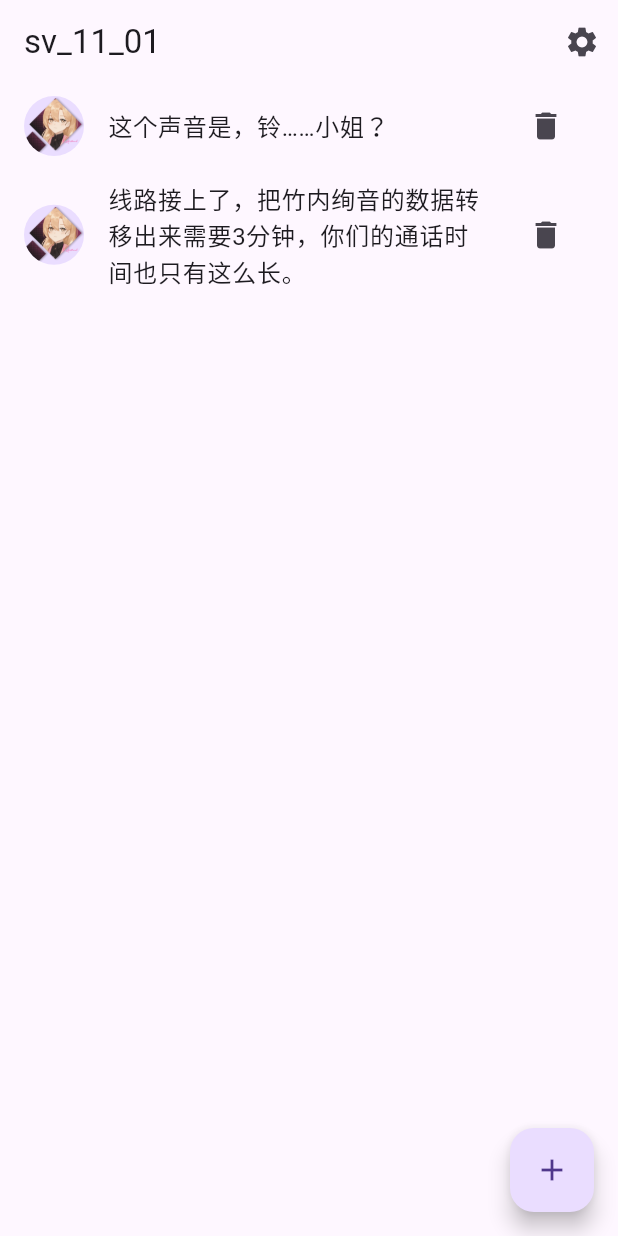
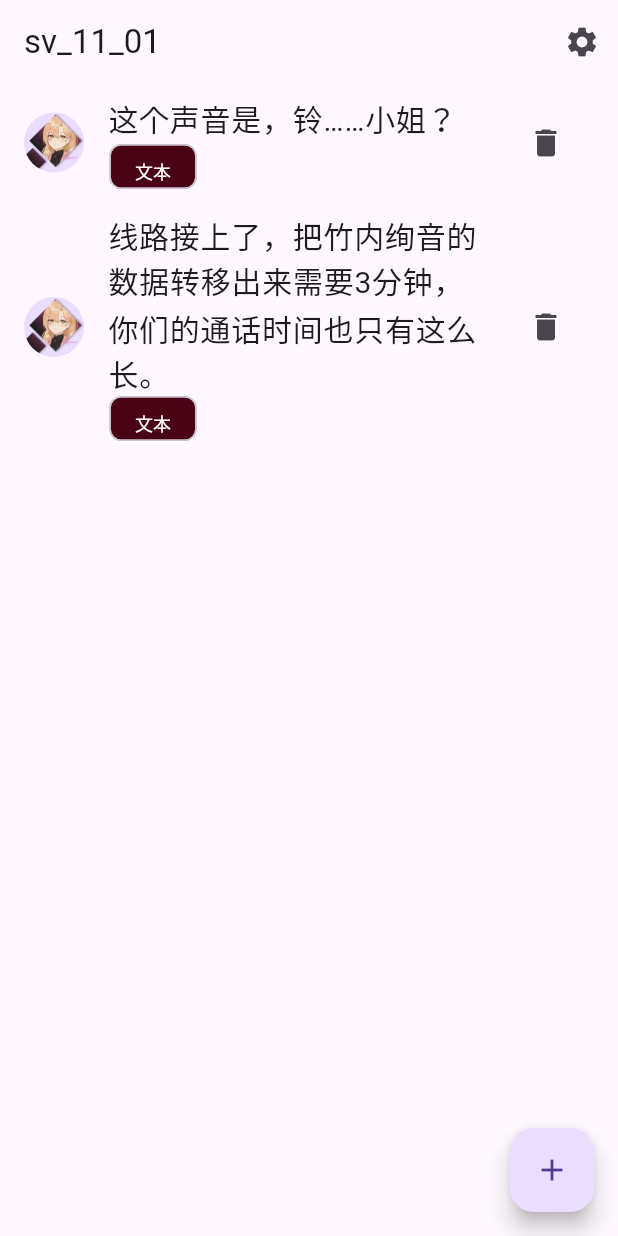
Before and after one commit to SlieFamily/SvEditor, a Flutter app: the screen it shows after launch, after a tap on the "delete" icon, on a phone screen of 412 x 824 dp. Run offline on Flutter 3.47's test engine with Material 3 defaults, Android fonts, the phone set to English and light mode, and no system bars; generated files the repository leaves out were written again.

Commit message:
add color tag

```diff
--- a/lib/src/feature/item.dart
+++ b/lib/src/feature/item.dart
@@ -1,7 +1,8 @@
 /// A placeholder class that represents an entity or model.
 class Item {
-  const Item(this.id, this.text, this.icon);
+  const Item(this.id, this.text, this.icon, this.tagLst);
   final String text; // 文本内容
   final int id; //唯一标识符
   final String icon; //对话框头像
+  final List<String> tagLst; //标签表
 }
--- a/lib/src/feature/item_list_view.dart
+++ b/lib/src/feature/item_list_view.dart
@@ -1,8 +1,10 @@
 import 'package:flutter/material.dart';
+// import 'package:flutter/widgets.dart';
 
 import '../settings/settings_view.dart';
+import '../utils/main_view_tools.dart';
 import 'item.dart';
-import 'item_details_view.dart';
+// import 'item_details_view.dart';
 
 /// 创建动态列表类实现itemList的展示
 class AnimatedListRoute extends StatefulWidget {
@@ -17,10 +19,10 @@ class _AnimatedListRouteState extends State<AnimatedListRoute> {
   final globalKey = GlobalKey<AnimatedListState>();
 
   final List<Item> items = [
-    const Item(1, "啊——麦克风测试，麦克风测试！", "粉_B02_A01_铃羽_微笑.png"),
-    const Item(2, "这个声音是，铃……小姐？", "粉_B01_A01_心弥_平常.png"),
-    const Item(
-        3, "线路接上了，把竹内绚音的数据转移出来需要3分钟，你们的通话时间也只有这么长。", "粉_B01_A01_心弥_平常.png")
+    const Item(1, "啊——麦克风测试，麦克风测试！", "粉_B02_A01_铃羽_微笑.png", ['程序', '镜头', '文本']),
+    const Item(2, "这个声音是，铃……小姐？", "粉_B01_A01_心弥_平常.png", ['文本']),
+    const Item(3, "线路接上了，把竹内绚音的数据转移出来需要3分钟，你们的通话时间也只有这么长。",
+        "粉_B01_A01_心弥_平常.png", ['文本'])
   ];
 
   int counter = 3;
@@ -59,79 +61,11 @@ class _AnimatedListRouteState extends State<AnimatedListRoute> {
           ) {
             return FadeTransition(
               opacity: animation, //添加列表项时会执行渐显动画
-              child: buildItem(context, index), //构建列表项
+              child: buildItem(context, index, items, globalKey), //构建列表项
             );
           },
         ),
-        floatingActionButton: buildAddBtn() //添加item
+        floatingActionButton: buildAddBtn(items, counter, globalKey) //添加item
         );
   }
-
-  // 创建一个 “+” 按钮，点击后会向列表中插入一项
-  Widget buildAddBtn() {
-    return Positioned(
-      bottom: 30,
-      left: 0,
-      right: 0,
-      child: FloatingActionButton(
-        child: const Icon(Icons.add),
-        onPressed: () {
-          items.add(
-            Item(++counter, "这个声音是，铃……小姐？", "粉_B01_A01_心弥_平常.png"),
-          );
-          // 告诉列表项有新添加的列表项
-          globalKey.currentState!.insertItem(items.length - 1);
-        },
-      ),
-    );
-  }
-
-  // 列表项内容的构建实现
-  Widget buildItem(context, index) {
-    final item = items[index];
-    return ListTile(
-      key: ValueKey(index),
-      title: Text(item.text),
-      leading: CircleAvatar(
-        // 文本头像
-        foregroundImage: AssetImage('assets/images/${item.icon}'),
-      ),
-      onTap: () {
-        Navigator.restorablePushNamed(
-          context,
-          ItemDetailsView.routeName,
-        );
-      },
-      trailing: IconButton(
-        icon: const Icon(Icons.delete),
-        onPressed: () => onDelete(context, index), // 点击时删除
-      ),
-    );
-  }
-
-  void onDelete(context, index) {
-    globalKey.currentState!.removeItem(
-      index,
-      (context, animation) {
-        // 删除过程执行的是反向动画，animation.value 会从1变为0
-        var item = buildItem(context, index);
-        items.removeAt(index);
-        // 删除动画是一个合成动画：渐隐 + 收缩列表项
-        return FadeTransition(
-          opacity: CurvedAnimation(
-            parent: animation,
-            //让透明度变化的更快一些
-            curve: const Interval(0.5, 1.0),
-          ),
-          // 不断缩小列表项的高度
-          child: SizeTransition(
-            sizeFactor: animation,
-            axisAlignment: 0.0,
-            child: item,
-          ),
-        );
-      },
-      duration: const Duration(milliseconds: 200), // 动画时间为 200 ms
-    );
-  }
 }
--- a/lib/src/localization/app_en.arb
+++ b/lib/src/localization/app_en.arb
@@ -1,6 +1,6 @@
 {
   "appTitle": "sv_editor+",
   "@appTitle": {
-    "description": "A GUI app for the spoilt reading/editing of the galgame, Symmetric;Vision."
+    "description": "A GUI app for the screenplay reading/editing of the galgame, Symmetric;Vision."
   }
 }
--- /dev/null
+++ b/lib/src/utils/main_view_tools.dart
@@ -0,0 +1,102 @@
+import 'package:flutter/material.dart';
+import 'dart:math';
+
+import '../feature/item.dart';
+import '../feature/item_details_view.dart';
+
+// 创建一个 “+” 按钮，点击后会向列表中插入一项
+Widget buildAddBtn(List<Item> items, int counter, globalKey) {
+  return Positioned(
+    bottom: 30,
+    left: 0,
+    right: 0,
+    child: FloatingActionButton(
+      child: const Icon(Icons.add),
+      onPressed: () {
+        items.add(
+          Item(++counter, "这个声音是，铃……小姐？", "粉_B01_A01_心弥_平常.png", ['文本']),
+        );
+        // 告诉列表项有新添加的列表项
+        globalKey.currentState!.insertItem(items.length - 1);
+      },
+    ),
+  );
+}
+
+// 列表项内容的构建实现
+Widget buildItem(context, index, List<Item> items, globalKey) {
+  final item = items[index];
+  return ListTile(
+    key: ValueKey(index),
+    title: Text(
+      item.text,
+      style: const TextStyle(fontSize: 20),
+    ),
+    subtitle: colorTag(item.tagLst),
+    leading: CircleAvatar(
+      // 文本头像
+      foregroundImage: AssetImage('assets/images/${item.icon}'),
+    ),
+    onTap: () {
+      Navigator.restorablePushNamed(
+        context,
+        ItemDetailsView.routeName,
+      );
+    },
+    trailing: IconButton(
+      icon: const Icon(Icons.delete),
+      onPressed: () => onDelete(context, index, items, globalKey), // 点击时删除
+    ),
+  );
+}
+
+// 彩色标签内容
+Widget colorTag(List<String> tagLst) {
+  final random = Random(100);
+  return Wrap(
+    spacing: 4.0, // 间距
+    children: tagLst.map((tag) {
+      return SizedBox(
+        width: 60.0, // 自定义宽度
+        height: 30.0, // 自定义高度
+        child: Chip(
+          label: Text(tag),
+          backgroundColor: Color.fromRGBO(
+            random.nextInt(256),
+            random.nextInt(256),
+            random.nextInt(256),
+            1,
+          ),
+          labelStyle: const TextStyle(color: Colors.white, fontSize: 12),
+        ),
+      );
+    }).toList(),
+  );
+}
+
+//删除列表项
+void onDelete(context, index, List<Item> items, globalKey) {
+  globalKey.currentState!.removeItem(
+    index,
+    (context, animation) {
+      // 删除过程执行的是反向动画，animation.value 会从1变为0
+      var item = buildItem(context, index, items, globalKey);
+      items.removeAt(index);
+      // 删除动画是一个合成动画：渐隐 + 收缩列表项
+      return FadeTransition(
+        opacity: CurvedAnimation(
+          parent: animation,
+          //让透明度变化的更快一些
+          curve: const Interval(0.5, 1.0),
+        ),
+        // 不断缩小列表项的高度
+        child: SizeTransition(
+          sizeFactor: animation,
+          axisAlignment: 0.0,
+          child: item,
+        ),
+      );
+    },
+    duration: const Duration(milliseconds: 200), // 动画时间为 200 ms
+  );
+}
```
